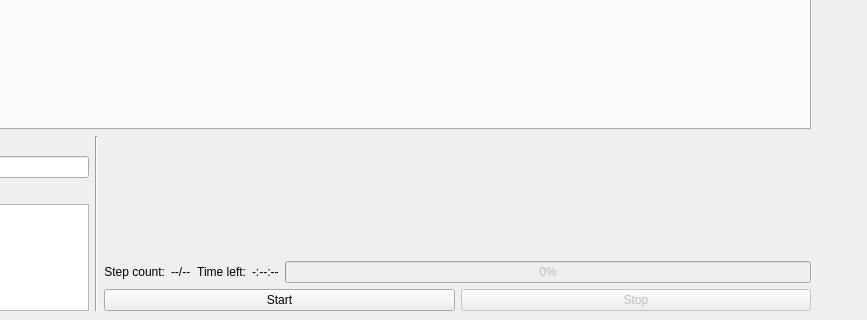
This is ui/main_window.ui in powder-phun/quadrupole as Qt 5 draws it before an edit; both pictures show x 156 to 1023 and y 406 to 726 of the 1023 by 726 pixel window. The edited form follows.
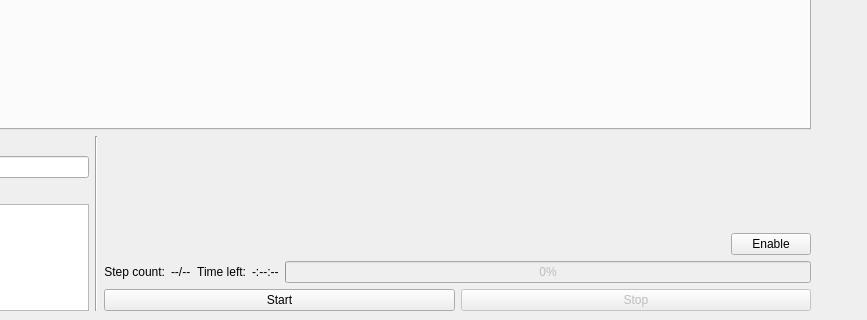
This is the edited form. Custom widgets are drawn as their Qt base class.

What changed in the file:
```diff
--- a/ui/main_window.ui
+++ b/ui/main_window.ui
@@ -111,6 +111,30 @@
           </property>
          </spacer>
         </item>
+        <item>
+         <layout class="QHBoxLayout" name="horizontalLayout_2">
+          <item>
+           <spacer name="horizontalSpacer">
+            <property name="orientation">
+             <enum>Qt::Horizontal</enum>
+            </property>
+            <property name="sizeHint" stdset="0">
+             <size>
+              <width>40</width>
+              <height>20</height>
+             </size>
+            </property>
+           </spacer>
+          </item>
+          <item>
+           <widget class="QPushButton" name="enableButton">
+            <property name="text">
+             <string>Enable</string>
+            </property>
+           </widget>
+          </item>
+         </layout>
+        </item>
         <item>
          <layout class="QHBoxLayout" name="progressHorizontalLayout">
           <item>
```
